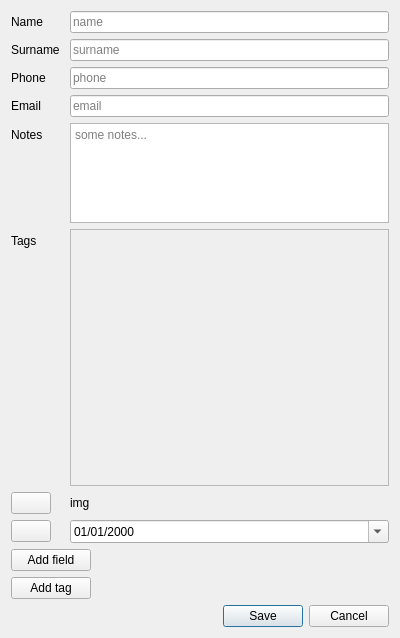
Qt form ui/formDialog.ui (francidellungo/ContactManager) before a commit.
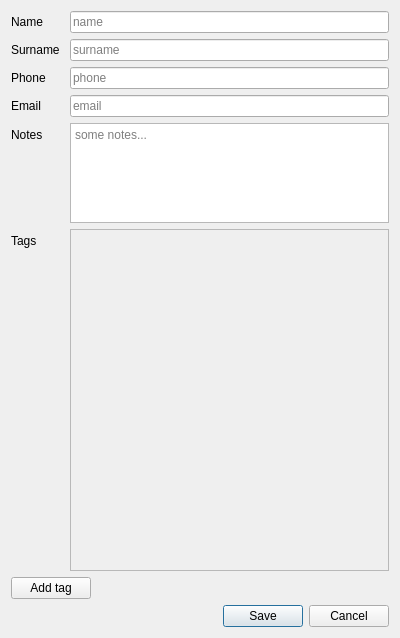
The same form after that commit. Icons and pictures are not drawn.

Patch:
```diff
--- a/ui/formDialog.ui
+++ b/ui/formDialog.ui
@@ -147,54 +147,8 @@
        </widget>
       </widget>
      </item>
-     <item row="6" column="0">
-      <widget class="QPushButton" name="image_pb">
-       <property name="text">
-        <string/>
-       </property>
-       <property name="icon">
-        <iconset theme="image-x-generic">
-         <normaloff>.</normaloff>.</iconset>
-       </property>
-      </widget>
-     </item>
-     <item row="6" column="1">
-      <widget class="QLabel" name="img_label">
-       <property name="text">
-        <string>img</string>
-       </property>
-      </widget>
-     </item>
-     <item row="7" column="0">
-      <widget class="QPushButton" name="birthday_pb">
-       <property name="text">
-        <string/>
-       </property>
-       <property name="icon">
-        <iconset>
-         <normaloff>../img/birthday.jpeg</normaloff>../img/birthday.jpeg</iconset>
-       </property>
-      </widget>
-     </item>
-     <item row="7" column="1">
-      <widget class="QDateEdit" name="birthdayDateEdit">
-       <property name="displayFormat">
-        <string>dd/MM/yyyy</string>
-       </property>
-       <property name="calendarPopup">
-        <bool>true</bool>
-       </property>
-      </widget>
-     </item>
     </layout>
    </item>
-   <item alignment="Qt::AlignLeft">
-    <widget class="QPushButton" name="add_field_pb">
-     <property name="text">
-      <string>Add field</string>
-     </property>
-    </widget>
-   </item>
    <item alignment="Qt::AlignLeft">
     <widget class="QPushButton" name="add_tag_pb">
      <property name="text">
```
Left out of the diff: 4 changed lines with no effect on the pictures.
